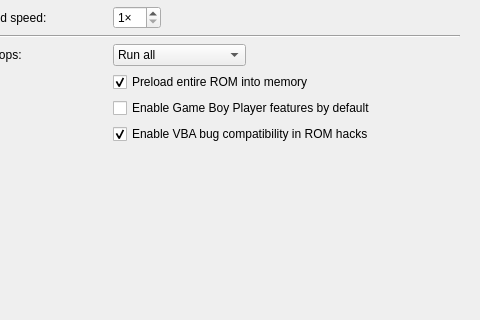
The window that src/platform/qt/SettingsView.ui (RollinJay/mgba) describes before a commit, drawn with Qt 5; both pictures show x 239 to 719 and y 165 to 485 of the 719 by 586 pixel window.
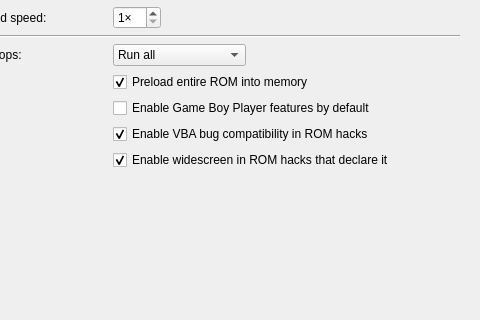
The same window after the commit. The open tabs and pages were chosen to show the change.

Commit message: Rollback netplay, the GBA's own video timing, and widescreen for ROM hacks

Patch:
```diff
--- a/src/platform/qt/SettingsView.ui
+++ b/src/platform/qt/SettingsView.ui
@@ -1332,6 +1332,19 @@
          </property>
         </widget>
        </item>
+       <item row="12" column="1">
+        <widget class="QCheckBox" name="gbaWidescreen">
+         <property name="toolTip">
+          <string>ROM hacks can declare margins that are drawn around the GBA screen. Only the picture changes; the emulated GBA does not. Needs the software renderer.</string>
+         </property>
+         <property name="text">
+          <string>Enable widescreen in ROM hacks that declare it</string>
+         </property>
+         <property name="checked">
+          <bool>true</bool>
+         </property>
+        </widget>
+       </item>
       </layout>
      </widget>
      <widget class="QWidget" name="enhancements">
```
The commit also changes 115 other files.
